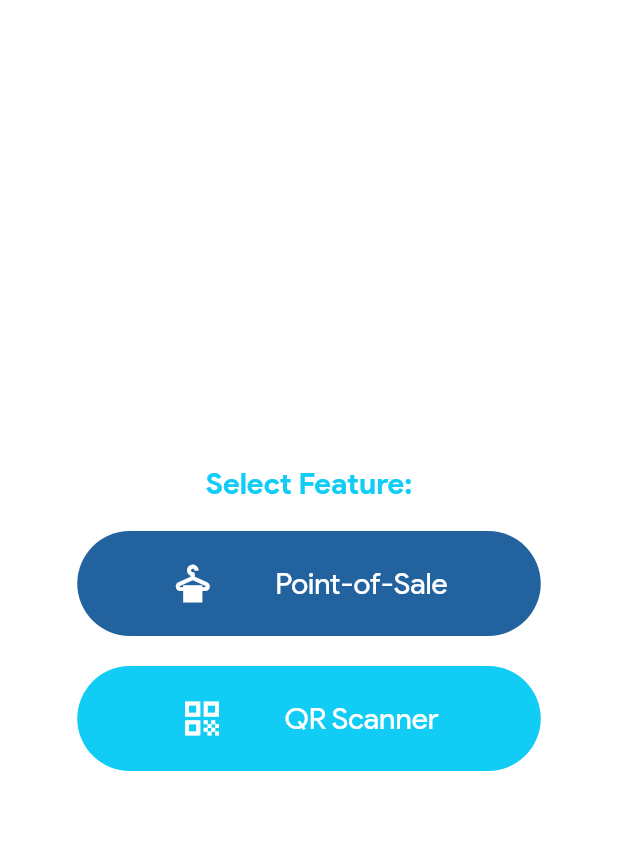
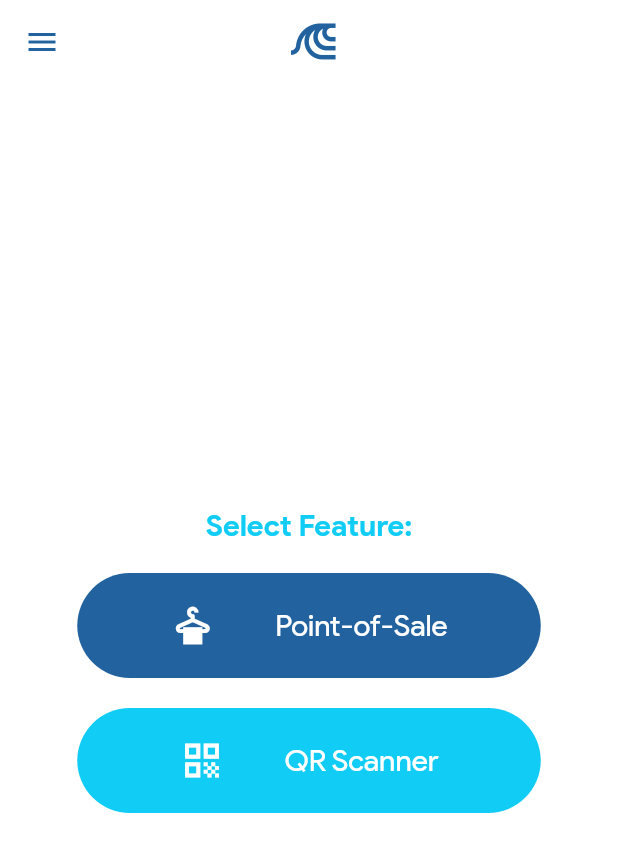
Before and after one commit to romanejaquez/laundry-app-flutter, a Flutter app: the screen it shows after launch, on a phone screen of 412 x 824 dp. Shown: the top 852 px of the screen. Run offline on Flutter 3.47's test engine with Material 2 defaults, Android fonts, the phone set to English and light mode, and no system bars; our stand-ins replace go_router; missing offline and left inert: qr_code_scanner.

Commit message:
landing page

```diff
--- a/lib/helpers/laundry_styles.dart
+++ b/lib/helpers/laundry_styles.dart
@@ -5,6 +5,24 @@ class LaundryStyles {
 
   static const TextStyle leftNavTabNormalTextStyle = TextStyle(
     fontSize: 20,
+    fontWeight: FontWeight.bold,
+    color: LaundryAppColors.darkBlue
+  );
+
+  static const TextStyle normalBlueTextStyle = TextStyle(
+    fontSize: 20,
+    fontWeight: FontWeight.normal,
+    color: LaundryAppColors.darkBlue
+  );
+
+  static const TextStyle mediumNormalBlueTextStyle = TextStyle(
+    fontSize: 40,
+    fontWeight: FontWeight.normal,
+    color: LaundryAppColors.darkBlue
+  );
+
+  static const TextStyle mediumBoldBlueTextStyle = TextStyle(
+    fontSize: 40,
     fontWeight: FontWeight.bold,
     color: LaundryAppColors.darkBlue
   );
--- a/lib/pages/landing_page.dart
+++ b/lib/pages/landing_page.dart
@@ -1,8 +1,8 @@
 import 'package:flutter/material.dart';
 import 'package:go_router/go_router.dart';
 import 'package:laundry_app/helpers/laundry_colors.dart';
+import 'package:laundry_app/helpers/laundry_icons_icons.dart';
 import 'package:laundry_app/helpers/laundry_styles.dart';
-import 'package:laundry_app/helpers/utils.dart';
 
 class LandingPage extends StatelessWidget {
   const LandingPage({Key? key}) : super(key: key);
@@ -10,6 +10,15 @@ class LandingPage extends StatelessWidget {
   @override
   Widget build(BuildContext context) {
     return Scaffold(
+      drawer: const Drawer(),
+      appBar: AppBar(
+        elevation: 0,
+        backgroundColor: Colors.transparent,
+        centerTitle: true,
+        title: const Icon(LaundryIcons.logo, color: LaundryAppColors.darkBlue),
+        iconTheme: const IconThemeData(color: LaundryAppColors.darkBlue),
+        leading: null,
+      ),
       backgroundColor: Colors.white,
       body: Center(
         child: SizedBox(
```
Also changed, not shown: lib/pages/qrscanner_page.dart (+65 -5 lines).
